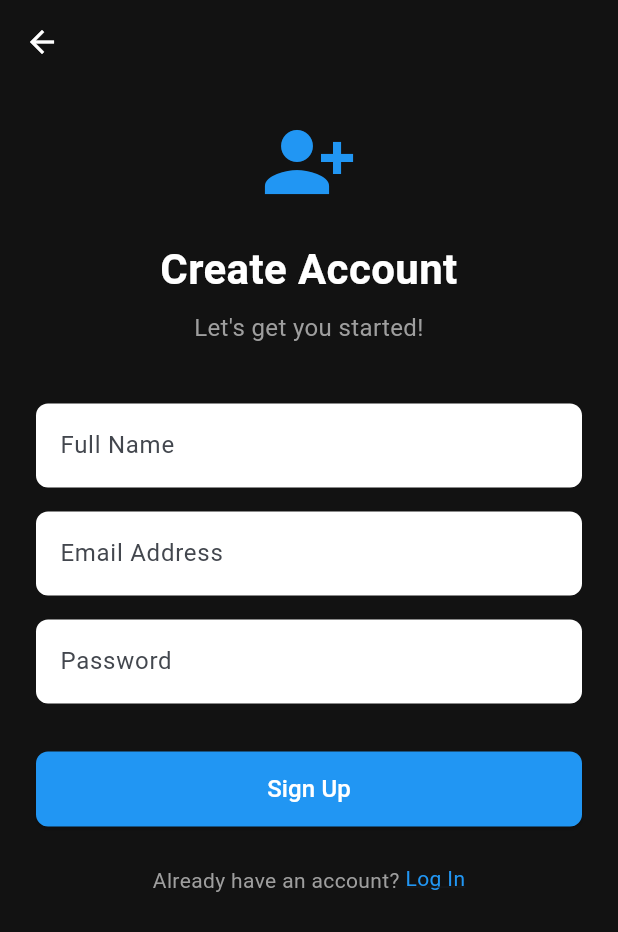
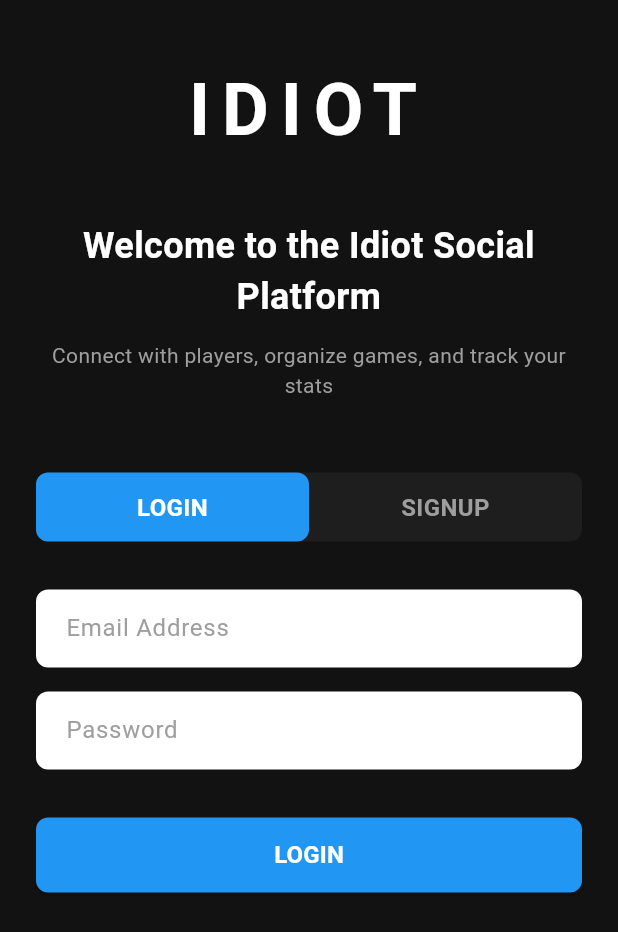
Before and after one commit to ferr0084/ISP, a Flutter app: the LoginOrCreateAccountScreen screen opened by its route, on a phone screen of 412 x 824 dp. Shown: the top 932 px of the screen. Run offline on Flutter 3.47's test engine with Material 3 defaults, Android fonts, the phone set to English and light mode, and no system bars; our stand-ins replace dartz, equatable, flutter_dotenv, get_it, go_router, shared_preferences and 1 more; missing offline and left inert: mobile_scanner; accounts and stored records are empty; network calls fail.

Commit message:
refactored welcome/login, added logout

```diff
--- a/analysis_options.yaml
+++ b/analysis_options.yaml
@@ -1,5 +1,5 @@
 # Root analysis options for the entire project
-include: package:flutter_lints/flutter.yaml
+# include: package:flutter_lints/flutter.yaml
 
 linter:
   rules:
--- a/app/lib/core/router/app_router.dart
+++ b/app/lib/core/router/app_router.dart
@@ -4,7 +4,6 @@ import 'package:provider/provider.dart';
 import '../../features/auth/presentation/providers/user_provider.dart';
 import '../../features/auth/presentation/screens/login_callback_screen.dart';
 import '../../features/auth/presentation/screens/login_or_create_account_screen.dart';
-import '../../features/auth/presentation/screens/welcome_screen.dart';
 import '../../features/chats/presentation/screens/chat_detail_screen.dart';
 import '../../features/chats/presentation/screens/chat_list_screen.dart';
 import '../../features/common/presentation/pages/settings_page.dart';
@@ -34,17 +33,11 @@ class AppRouter {
     routes: [
       GoRoute(
         path: '/',
-        builder: (context, state) => const WelcomeScreen(),
-        routes: [
-          GoRoute(
-            path: 'login-or-create-account',
-            builder: (context, state) => const LoginOrCreateAccountScreen(),
-          ),
-          GoRoute(
-            path: 'login-callback',
-            builder: (context, state) => const LoginCallbackScreen(),
-          ),
-        ],
+        builder: (context, state) => const LoginOrCreateAccountScreen(),
+      ),
+      GoRoute(
+        path: '/login-callback',
+        builder: (context, state) => const LoginCallbackScreen(),
       ),
       GoRoute(path: '/home', builder: (context, state) => const HomePage()),
       GoRoute(
@@ -149,7 +142,6 @@ class AppRouter {
       final user = _userProvider.user;
       final isLoggingIn =
           state.matchedLocation == '/' ||
-          state.matchedLocation == '/login-or-create-account' ||
           state.matchedLocation == '/login-callback';
 
       if (user == null) {
--- a/app/lib/features/auth/presentation/screens/login_or_create_account_screen.dart
+++ b/app/lib/features/auth/presentation/screens/login_or_create_account_screen.dart
@@ -14,7 +14,8 @@ class _LoginOrCreateAccountScreenState
     extends State<LoginOrCreateAccountScreen> {
   final _emailController = TextEditingController();
   final _passwordController = TextEditingController();
-  bool _isLogin = false;
+  final _nameController = TextEditingController();
+  bool _isLogin = true;
 
   @override
   Widget build(BuildContext context) {
@@ -22,14 +23,6 @@ class _LoginOrCreateAccountScreenState
 
     return Scaffold(
       backgroundColor: const Color(0xFF121212),
-      appBar: AppBar(
-        backgroundColor: Colors.transparent,
-        elevation: 0,
-        leading: IconButton(
-          icon: const Icon(Icons.arrow_back, color: Colors.white),
-          onPressed: () => Navigator.of(context).pop(),
-        ),
-      ),
       body: SafeArea(
         child: SingleChildScrollView(
           child: Padding(
@@ -37,43 +30,122 @@ class _LoginOrCreateAccountScreenState
             child: Column(
               crossAxisAlignment: CrossAxisAlignment.stretch,
               children: [
-                const SizedBox(height: 20),
-                Icon(
-                  _isLogin ? Icons.login : Icons.person_add_alt_1,
-                  color: Colors.blue,
-                  size: 64,
-                ),
-                const SizedBox(height: 20),
-                Text(
-                  _isLogin ? 'Login' : 'Create Account',
+                const SizedBox(height: 40),
+                // Branding Logo
+                const Text(
+                  'IDIOT',
                   textAlign: TextAlign.center,
-                  style: const TextStyle(
+                  style: TextStyle(
                     color: Colors.white,
-                    fontSize: 28,
+                    fontSize: 48,
                     fontWeight: FontWeight.bold,
+                    letterSpacing: 8,
                   ),
                 ),
-                const SizedBox(height: 8),
-                Text(
-                  _isLogin ? 'Welcome back!' : "Let's get you started!",
+                const SizedBox(height: 40),
+                // Welcome Message
+                const Text(
+                  'Welcome to the Idiot Social Platform',
                   textAlign: TextAlign.center,
-                  style: const TextStyle(color: Colors.grey, fontSize: 16),
+                  style: TextStyle(
+                    color: Colors.white,
+                    fontSize: 24,
+                    fontWeight: FontWeight.w600,
+                  ),
                 ),
-                const SizedBox(height: 40),
+                const SizedBox(height: 12),
+                const Text(
+                  'Connect with players, organize games, and track your stats',
+                  textAlign: TextAlign.center,
+                  style: TextStyle(color: Colors.grey, fontSize: 14),
+                ),
+                const SizedBox(height: 48),
+                // Login/Signup Toggle
+                Container(
+                  decoration: BoxDecoration(
+                    color: const Color(0xFF1E1E1E),
+                    borderRadius: BorderRadius.circular(8),
+                  ),
+                  child: Row(
+                    children: [
+                      Expanded(
+                        child: GestureDetector(
+                          onTap: () {
+                            setState(() {
+                              _isLogin = true;
+                            });
+                          },
+                          child: Container(
+                            padding: const EdgeInsets.symmetric(vertical: 12),
+                            decoration: BoxDecoration(
+                              color: _isLogin
+                                  ? Colors.blue
+                                  : Colors.transparent,
+                              borderRadius: BorderRadius.circular(8),
+                            ),
+                            child: Text(
+                              'LOGIN',
+                              textAlign: TextAlign.center,
+                              style: TextStyle(
+                                color: _isLogin ? Colors.white : Colors.grey,
+                                fontSize: 16,
+                                fontWeight: FontWeight.w600,
+                              ),
+                            ),
+                          ),
+                        ),
+                      ),
+                      Expanded(
+                        child: GestureDetector(
+                          onTap: () {
+                            setState(() {
+                              _isLogin = false;
+                            });
+                          },
+                          child: Container(
+                            padding: const EdgeInsets.symmetric(vertical: 12),
+                            decoration: BoxDecoration(
+                              color: !_isLogin
+                                  ? Colors.blue
+                                  : Colors.transparent,
+                              borderRadius: BorderRadius.circular(8),
+                            ),
+                            child: Text(
+                              'SIGNUP',
+                              textAlign: TextAlign.center,
+                              style: TextStyle(
+                                color: !_isLogin ? Colors.white : Colors.grey,
+                                fontSize: 16,
+                                fontWeight: FontWeight.w600,
+                              ),
+                            ),
+                          ),
+                        ),
+                      ),
+                    ],
+                  ),
+                ),
+                const SizedBox(height: 32),
+                // Form Fields
                 if (!_isLogin)
                   TextField(
+                    controller: _nameController,
                     decoration: InputDecoration(
                       filled: true,
                       fillColor: Colors.white,
                       hintText: 'Full Name',
+                      hintStyle: const TextStyle(color: Colors.grey),
                       border: OutlineInputBorder(
                         borderRadius: BorderRadius.circular(8),
                         borderSide: BorderSide.none,
                       ),
+                      contentPadding: const EdgeInsets.symmetric(
+                        horizontal: 16,
+                        vertical: 14,
+                      ),
                     ),
                     style: const TextStyle(color: Colors.black),
                   ),
-
                 if (!_isLogin) const SizedBox(height: 16),
                 TextField(
                   controller: _emailController,
@@ -81,9 +153,14 @@ class _LoginOrCreateAccountScreenState
                     filled: true,
                     fillColor: Colors.white,
                     hintText: 'Email Address',
+                    hintStyle: const TextStyle(color: Colors.grey),
                     border: OutlineInputBorder(
                       borderRadius: BorderRadius.circular(8),
                       borderSide: BorderSide.none,
+                    ),
+                    contentPadding: const EdgeInsets.symmetric(
+                      horizontal: 16,
+                      vertical: 14,
                     ),
                   ),
                   keyboardType: TextInputType.emailAddress,
@@ -97,9 +174,14 @@ class _LoginOrCreateAccountScreenState
                     filled: true,
                     fillColor: Colors.white,
                     hintText: 'Password',
+                    hintStyle: const TextStyle(color: Colors.grey),
                     border: OutlineInputBorder(
                       borderRadius: BorderRadius.circular(8),
                       borderSide: BorderSide.none,
+                    ),
+                    contentPadding: const EdgeInsets.symmetric(
+                      horizontal: 16,
+                      vertical: 14,
                     ),
                   ),
                   style: const TextStyle(color: Colors.black),
@@ -138,39 +220,15 @@ class _LoginOrCreateAccountScreenState
                     }
                   },
                   child: Text(
-                    _isLogin ? 'Login' : 'Sign Up',
-                    style: const TextStyle(color: Colors.white, fontSize: 16),
+                    _isLogin ? 'LOGIN' : 'SIGN UP',
+                    style: const TextStyle(
+                      color: Colors.white,
+                      fontSize: 16,
+                      fontWeight: FontWeight.w600,
+                    ),
                   ),
                 ),
                 const SizedBox(height: 24),
-                Text.rich(
-                  TextSpan(
-                    text: _isLogin
-                        ? "Don't have an account? "
-                        : 'Already have an account? ',
-                    style: const TextStyle(color: Colors.grey),
-                    children: [
-                      WidgetSpan(
-                        child: GestureDetector(
-                          onTap: () {
-                            setState(() {
-                              _isLogin = !_isLogin;
-                            });
-                          },
-                          child: Text(
-                            _isLogin ? 'Sign Up' : 'Log In',
-                            style: const TextStyle(
-                              color: Colors.blue,
-                              decoration: TextDecoration.underline,
-                            ),
-                          ),
-                        ),
-                      ),
-                    ],
-                  ),
-                  textAlign: TextAlign.center,
-                ),
-                const SizedBox(height: 20),
               ],
             ),
           ),
--- a/app/lib/features/common/presentation/pages/settings_page.dart
+++ b/app/lib/features/common/presentation/pages/settings_page.dart
@@ -3,6 +3,7 @@ import 'package:go_router/go_router.dart'; // Added import
 import 'package:provider/provider.dart';
 
 import '../../../../core/theme/theme_provider.dart'; // Import ThemeProvider
+import '../../../auth/presentation/providers/user_provider.dart';
 
 class SettingsPage extends StatelessWidget {
   const SettingsPage({super.key});
@@ -52,7 +53,40 @@ class SettingsPage extends StatelessWidget {
               );
             },
           ),
-          // Add other settings options here
+          const Divider(),
+          ListTile(
+            leading: const Icon(Icons.logout, color: Colors.red),
+            title: Text(
+              'Sign Out',
+              style: Theme.of(
+                context,
+              ).textTheme.bodyLarge?.copyWith(color: Colors.red),
+            ),
+            onTap: () async {
+              final shouldSignOut = await showDialog<bool>(
+                context: context,
+                builder: (context) => AlertDialog(
+                  title: const Text('Sign Out'),
+                  content: const Text('Are you sure you want to sign out?'),
+                  actions: [
+                    TextButton(
+                      onPressed: () => Navigator.of(context).pop(false),
+                      child: const Text('Cancel'),
+                    ),
+                    TextButton(
+                      onPressed: () => Navigator.of(context).pop(true),
+                      style: TextButton.styleFrom(foregroundColor: Colors.red),
+                      child: const Text('Sign Out'),
+                    ),
+                  ],
+                ),
+              );
+
+              if (shouldSignOut == true && context.mounted) {
+                await context.read<UserProvider>().signOut();
+              }
+            },
+          ),
         ],
       ),
     );
```
Also changed, not shown: 2 other files.
